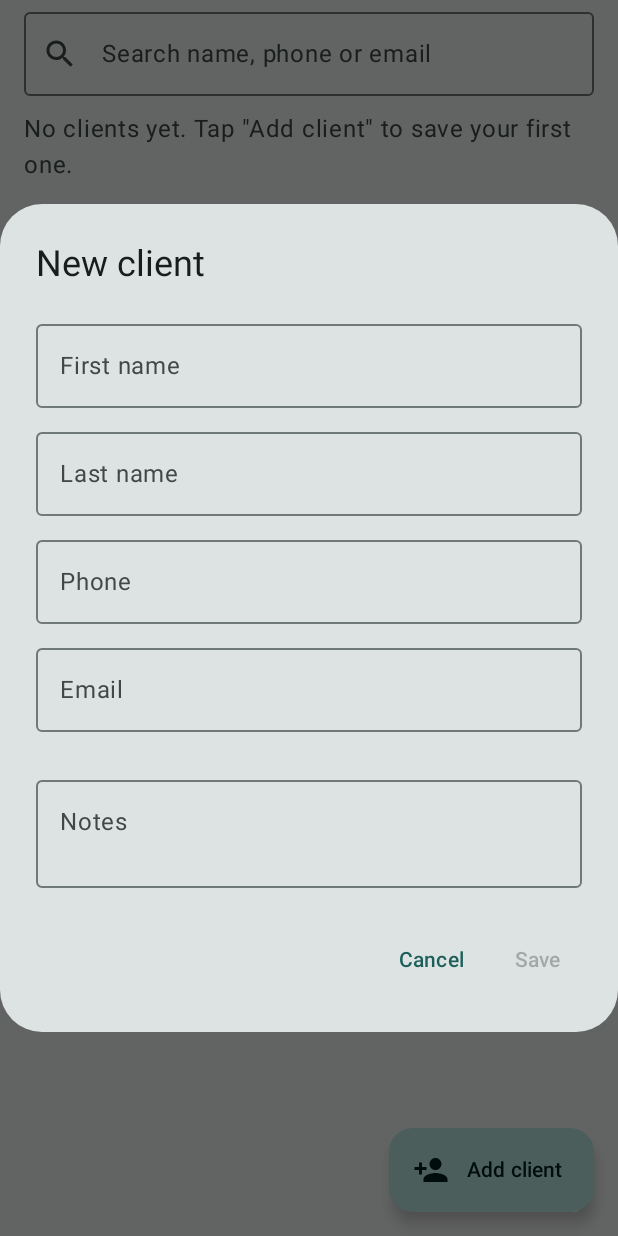
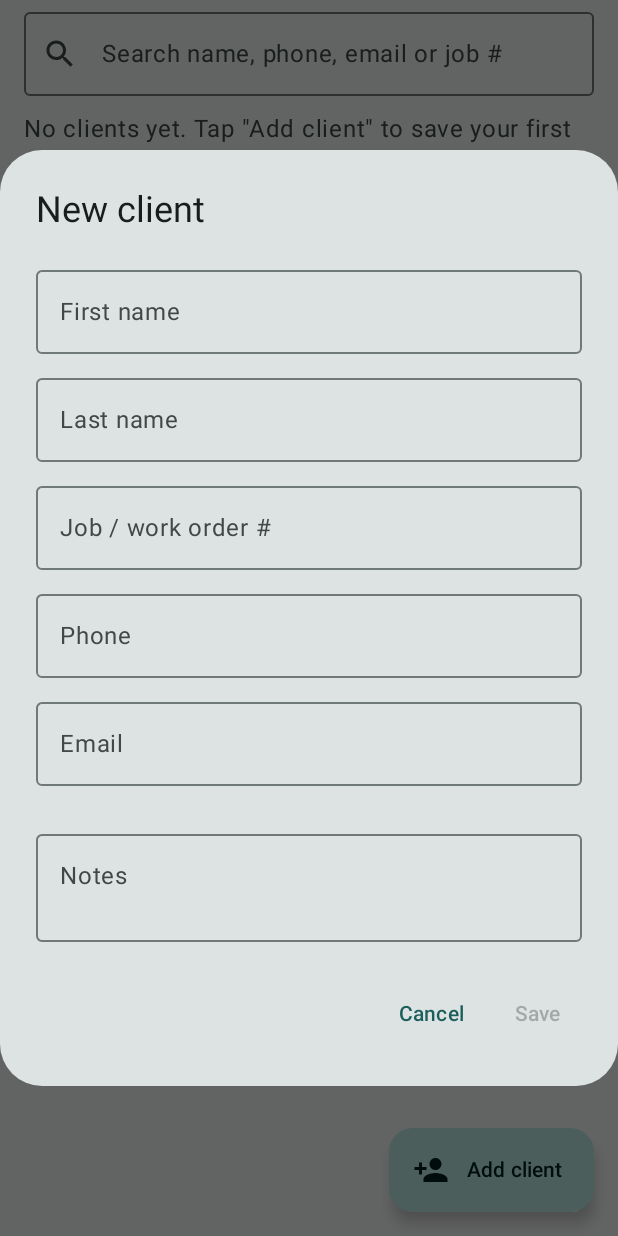
Before and after one commit to Ray-Aurelius/SalesTracker, an Android app built with Jetpack Compose: the composable ClientsScreen shown on its own in the app's theme, after a tap on "Add client", on a phone screen of 412 x 824 dp. Run offline under Robolectric (Android 15) with nearby library versions, the phone set to English and light mode, and no system bars.

Commit message:
Client job/work order number; translations for security center, agreement, guide, fonts; README
Co-Authored-By: Claude Opus 5.5 <noreply@anthropic.com>
Claude-Session: https://claude.ai/code/session_013fLhE5NWs9uEYnMEV2QD7t

```diff
--- a/app/src/main/java/com/salestracker/app/data/Models.kt
+++ b/app/src/main/java/com/salestracker/app/data/Models.kt
@@ -10,6 +10,8 @@ data class Client(
     val phone: String,
     val email: String,
     val notes: String = "",
+    /** The client's job number, work order or account ID, so they can be found by it. Optional. */
+    val reference: String = "",
 ) {
     val fullName: String
         get() = listOf(firstName, lastName).filter { it.isNotBlank() }.joinToString(" ")
@@ -21,6 +23,7 @@ data class Client(
         .put("phone", phone)
         .put("email", email)
         .put("notes", notes)
+        .put("reference", reference)
 
     companion object {
         fun fromJson(o: JSONObject) = Client(
@@ -30,6 +33,7 @@ data class Client(
             phone = o.optString("phone"),
             email = o.optString("email"),
             notes = o.optString("notes"),
+            reference = o.optString("reference"),
         )
     }
 }
--- a/app/src/main/java/com/salestracker/app/ui/screens/ClientsScreen.kt
+++ b/app/src/main/java/com/salestracker/app/ui/screens/ClientsScreen.kt
@@ -69,7 +69,7 @@ fun ClientsScreen(vm: AppViewModel, data: AppData) {
 
     val q = query.trim().lowercase()
     val clients = data.clients
-        .filter { q.isEmpty() || "${it.fullName} ${it.phone} ${it.email}".lowercase().contains(q) }
+        .filter { q.isEmpty() || "${it.fullName} ${it.phone} ${it.email} ${it.reference}".lowercase().contains(q) }
         .sortedBy { it.fullName.lowercase() }
     val salesByClient = data.sales.groupBy { it.clientId }
 
@@ -143,6 +143,13 @@ private fun ClientCard(
         Row(Modifier.padding(start = 16.dp, top = 12.dp, bottom = 12.dp, end = 4.dp), verticalAlignment = Alignment.CenterVertically) {
             Column(Modifier.weight(1f)) {
                 Text(client.fullName, style = MaterialTheme.typography.titleMedium, fontWeight = FontWeight.SemiBold)
+                if (client.reference.isNotBlank()) {
+                    Text(
+                        stringResource(R.string.client_ref_display, client.reference),
+                        style = MaterialTheme.typography.labelLarge,
+                        color = MaterialTheme.colorScheme.secondary,
+                    )
+                }
                 if (client.phone.isNotBlank()) Text(client.phone, style = MaterialTheme.typography.bodyMedium)
                 if (client.email.isNotBlank()) Text(client.email, style = MaterialTheme.typography.bodyMedium)
                 Text(summary, style = MaterialTheme.typography.bodySmall, color = MaterialTheme.colorScheme.primary)
@@ -170,6 +177,7 @@ private fun ClientDialog(
     var phone by remember { mutableStateOf(initial?.phone ?: "") }
     var email by remember { mutableStateOf(initial?.email ?: "") }
     var notes by remember { mutableStateOf(initial?.notes ?: "") }
+    var reference by remember { mutableStateOf(initial?.reference ?: "") }
     var confirmDelete by remember { mutableStateOf(false) }
 
     val emailValid = email.isBlank() || android.util.Patterns.EMAIL_ADDRESS.matcher(email.trim()).matches()
@@ -185,6 +193,9 @@ private fun ClientDialog(
                     keyboardOptions = nameCaps, modifier = Modifier.fillMaxWidth())
                 OutlinedTextField(last, { last = it }, label = { Text(stringResource(R.string.last_name)) }, singleLine = true,
                     keyboardOptions = nameCaps, modifier = Modifier.fillMaxWidth())
+                OutlinedTextField(reference, { reference = it }, label = { Text(stringResource(R.string.client_ref)) },
+                    placeholder = { Text(stringResource(R.string.client_ref_hint)) }, singleLine = true,
+                    keyboardOptions = KeyboardOptions(capitalization = KeyboardCapitalization.Characters), modifier = Modifier.fillMaxWidth())
                 OutlinedTextField(phone, { phone = it }, label = { Text(stringResource(R.string.phone)) }, singleLine = true,
                     keyboardOptions = KeyboardOptions(keyboardType = KeyboardType.Phone), modifier = Modifier.fillMaxWidth())
                 OutlinedTextField(email, { email = it }, label = { Text(stringResource(R.string.email)) }, singleLine = true,
@@ -209,6 +220,7 @@ private fun ClientDialog(
                         phone = phone.trim(),
                         email = email.trim(),
                         notes = notes.trim(),
+                        reference = reference.trim(),
                     )
                 )
                 onDismiss()
--- a/app/src/main/res/values/strings.xml
+++ b/app/src/main/res/values/strings.xml
@@ -177,7 +177,7 @@
     <string name="client_none">No client</string>
 
     <!-- Clients -->
-    <string name="search_clients">Search name, phone or email</string>
+    <string name="search_clients">Search name, phone, email or job #</string>
     <string name="no_clients_yet">No clients yet. Tap \"Add client\" to save your first one.</string>
     <string name="no_clients_match">No clients match \"%1$s\".</string>
     <string name="no_sales_yet">No sales yet</string>
@@ -433,4 +433,9 @@
     <string name="font_classic_desc">A traditional serif, like a printed book</string>
     <string name="font_compact">Compact</string>
     <string name="font_compact_desc">Narrower letters fit more on the screen</string>
+
+    <!-- Client job / work order number -->
+    <string name="client_ref">Job / work order #</string>
+    <string name="client_ref_hint">e.g. WO-1042</string>
+    <string name="client_ref_display">Job # %1$s</string>
 </resources>
```
Also changed, not shown: 12 other files.
